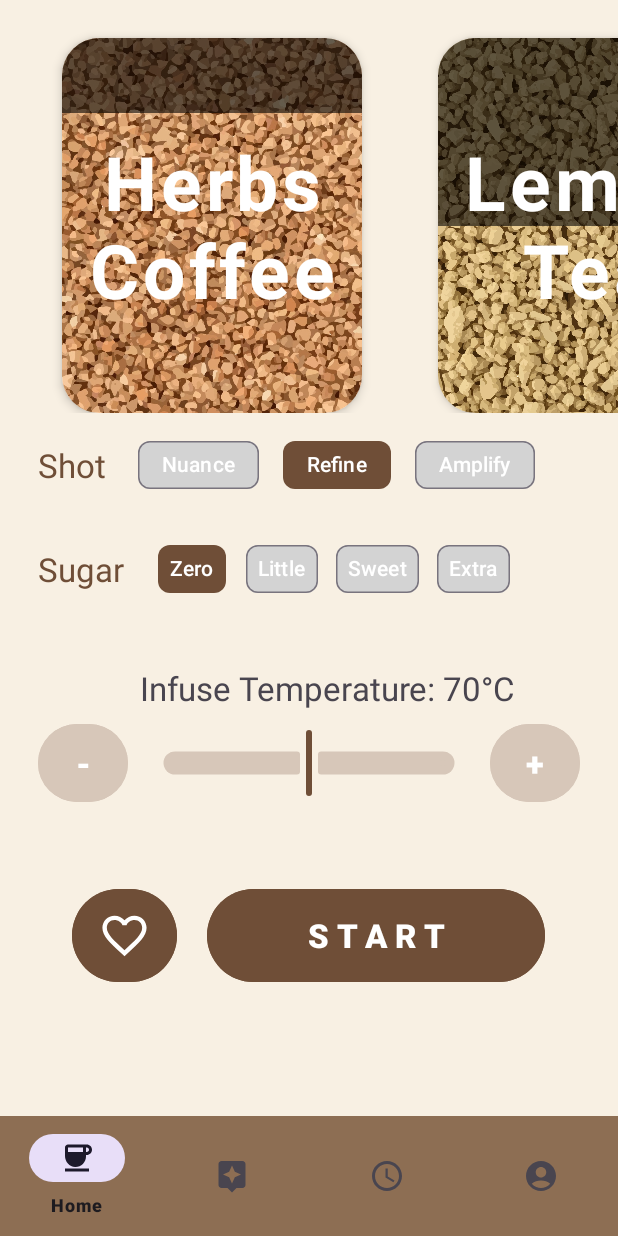
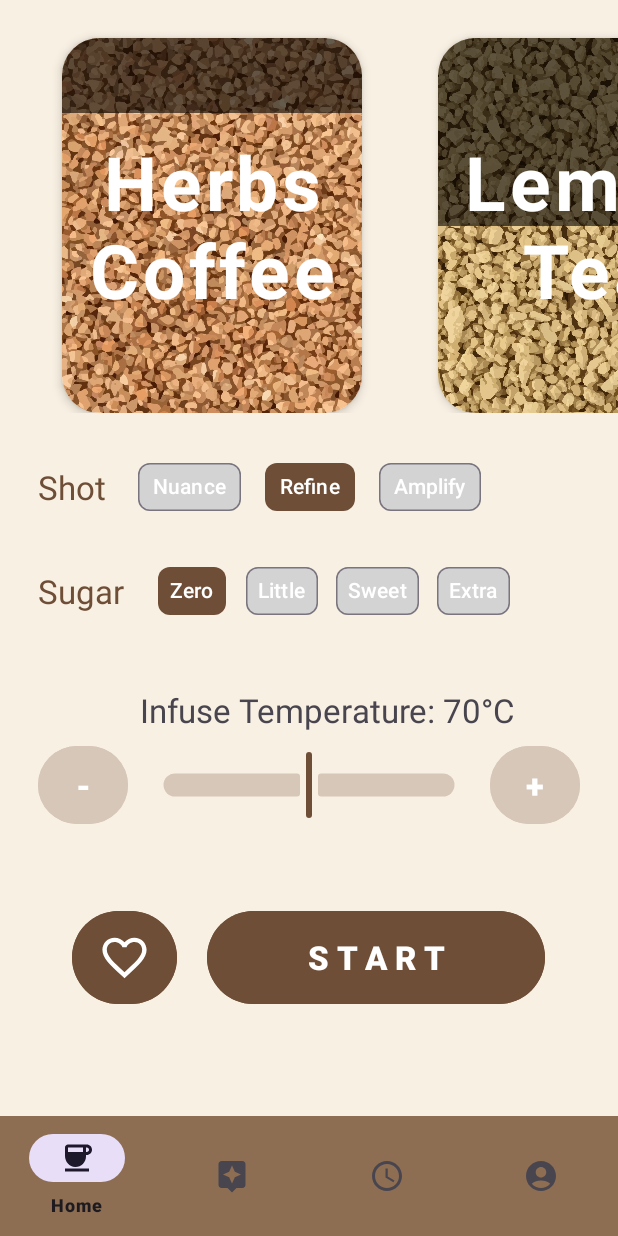
Before and after one commit to Cloudware727/IoT-AndroidApp, an Android app: the screen it shows after launch (MainActivity), on a phone screen of 412 x 824 dp. Run offline under Robolectric (Android 15) with nearby library versions, the phone set to English and light mode, and no system bars.

Commit message:
home options spacing change

```diff
--- a/app/src/main/res/layout/fragment_home_screen.xml
+++ b/app/src/main/res/layout/fragment_home_screen.xml
@@ -29,7 +29,7 @@
         app:layout_constraintTop_toBottomOf="@id/rvCoffeeCarousel"
         app:layout_constraintStart_toStartOf="parent"
         app:layout_constraintEnd_toEndOf="parent"
-        android:paddingTop="5dp"
+        android:paddingTop="20dp"
         android:paddingBottom="5dp"
         android:paddingLeft="25dp"
         android:paddingRight="25dp">
@@ -63,6 +63,8 @@
                 android:textColor="@android:color/white"
                 app:chipBackgroundColor="@color/chip_background_color"
                 android:checkable="true"
+                app:chipStartPadding="2dp"
+                app:chipEndPadding="2dp"
                 />
 
             <com.google.android.material.chip.Chip
@@ -74,6 +76,8 @@
                 app:chipBackgroundColor="@color/chip_background_color"
                 android:checkable="true"
                 android:checked="true"
+                app:chipStartPadding="2dp"
+                app:chipEndPadding="2dp"
                 />
 
             <com.google.android.material.chip.Chip
@@ -84,6 +88,8 @@
                 android:textColor="@android:color/white"
                 app:chipBackgroundColor="@color/chip_background_color"
                 android:checkable="true"
+                app:chipStartPadding="2dp"
+                app:chipEndPadding="2dp"
                 />
 
         </com.google.android.material.chip.ChipGroup>
```
